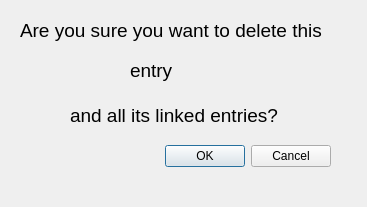
Above: ModularWorldUi/delete_dialog.ui from LordAle/ModularWorld before the change. Below: the same form after it.
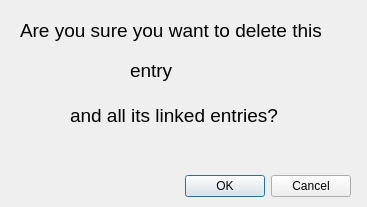
That is the form after the change.

The edit to the form file:
```diff
--- a/ModularWorldUi/delete_dialog.ui
+++ b/ModularWorldUi/delete_dialog.ui
@@ -16,8 +16,8 @@
   <widget class="QDialogButtonBox" name="buttonBox">
    <property name="geometry">
     <rect>
-     <x>20</x>
-     <y>140</y>
+     <x>40</x>
+     <y>170</y>
      <width>311</width>
      <height>32</height>
     </rect>
```
